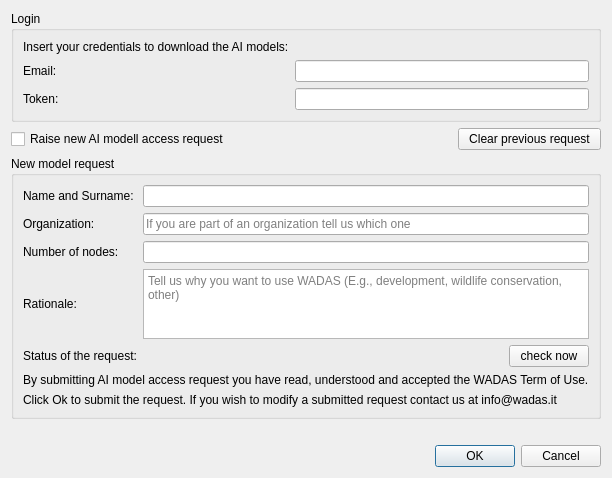
wadas-project/WADAS, file wadas/ui/qt/access_request.ui: the form before one commit.
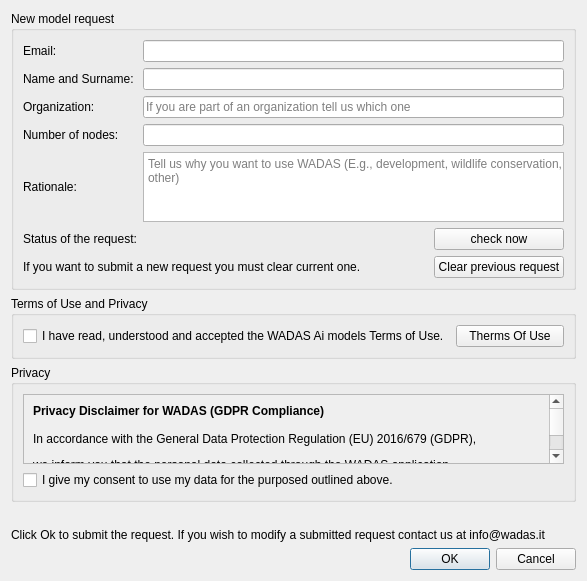
The form after the commit.

Commit message: introduced GDPR, list of models to download

Patch:
```diff
--- a/wadas/ui/qt/access_request.ui
+++ b/wadas/ui/qt/access_request.ui
@@ -6,71 +6,45 @@
    <rect>
     <x>0</x>
     <y>0</y>
-    <width>595</width>
-    <height>462</height>
+    <width>587</width>
+    <height>546</height>
    </rect>
   </property>
   <property name="windowTitle">
    <string>Ai models access request</string>
   </property>
   <layout class="QGridLayout" name="gridLayout">
-   <item row="7" column="0" colspan="4">
-    <widget class="QDialogButtonBox" name="buttonBox">
-     <property name="orientation">
-      <enum>Qt::Orientation::Horizontal</enum>
-     </property>
-     <property name="standardButtons">
-      <set>QDialogButtonBox::StandardButton::Cancel|QDialogButtonBox::StandardButton::Ok</set>
+   <item row="7" column="0" colspan="3">
+    <widget class="QLabel" name="label_error">
+     <property name="text">
+      <string/>
      </property>
     </widget>
    </item>
-   <item row="0" column="0" colspan="4">
-    <widget class="QGroupBox" name="groupBox_login">
-     <property name="sizePolicy">
-      <sizepolicy hsizetype="Preferred" vsizetype="Preferred">
-       <horstretch>0</horstretch>
-       <verstretch>0</verstretch>
-      </sizepolicy>
-     </property>
+   <item row="5" column="0" colspan="3">
+    <widget class="QGroupBox" name="groupBox">
      <property name="title">
-      <string>Login</string>
+      <string>Terms of Use and Privacy</string>
      </property>
      <layout class="QGridLayout" name="gridLayout_2">
-      <item row="1" column="0">
-       <widget class="QLabel" name="label_2">
-        <property name="text">
-         <string>Email:</string>
-        </property>
-       </widget>
-      </item>
-      <item row="2" column="0">
-       <widget class="QLabel" name="label_3">
-        <property name="text">
-         <string>Token:</string>
-        </property>
-       </widget>
-      </item>
       <item row="0" column="0">
-       <widget class="QLabel" name="label">
+       <widget class="QCheckBox" name="checkBox_terms_of_use">
         <property name="text">
-         <string>Insert your credentials to download the AI models:</string>
+         <string>I have read, understood and accepted the WADAS Ai models Terms of Use.</string>
         </property>
        </widget>
       </item>
-      <item row="2" column="1">
-       <widget class="QLineEdit" name="lineEdit_token">
-        <property name="echoMode">
-         <enum>QLineEdit::EchoMode::Password</enum>
+      <item row="0" column="1">
+       <widget class="QPushButton" name="pushButton_terms_of_use">
+        <property name="text">
+         <string>Therms Of Use</string>
         </property>
        </widget>
       </item>
-      <item row="1" column="1">
-       <widget class="QLineEdit" name="lineEdit_email"/>
-      </item>
      </layout>
     </widget>
    </item>
-   <item row="5" column="0" colspan="4">
+   <item row="3" column="0" colspan="3">
     <widget class="QGroupBox" name="groupBox_new_request">
      <property name="sizePolicy">
       <sizepolicy hsizetype="Preferred" vsizetype="Preferred">
@@ -82,89 +56,71 @@
       <string>New model request</string>
      </property>
      <layout class="QGridLayout" name="gridLayout_3">
-      <item row="5" column="0">
-       <widget class="QLabel" name="label_status_title">
-        <property name="text">
-         <string>Status of the request:</string>
-        </property>
-        <property name="alignment">
-         <set>Qt::AlignmentFlag::AlignLeading|Qt::AlignmentFlag::AlignLeft|Qt::AlignmentFlag::AlignVCenter</set>
-        </property>
-       </widget>
+      <item row="4" column="1" colspan="2">
+       <widget class="QLineEdit" name="lineEdit_node_num"/>
       </item>
-      <item row="5" column="2">
-       <widget class="QPushButton" name="pushButton_check_request">
-        <property name="sizePolicy">
-         <sizepolicy hsizetype="Fixed" vsizetype="Fixed">
-          <horstretch>0</horstretch>
-          <verstretch>0</verstretch>
-         </sizepolicy>
-        </property>
-        <property name="text">
-         <string>check now</string>
-        </property>
-       </widget>
-      </item>
-      <item row="2" column="0">
+      <item row="4" column="0">
        <widget class="QLabel" name="label_6">
         <property name="text">
          <string>Number of nodes:</string>
         </property>
        </widget>
       </item>
-      <item row="1" column="1" colspan="2">
+      <item row="7" column="2">
+       <widget class="QPushButton" name="pushButton_check_request">
+        <property name="sizePolicy">
+         <sizepolicy hsizetype="Preferred" vsizetype="Fixed">
+          <horstretch>0</horstretch>
+          <verstretch>0</verstretch>
+         </sizepolicy>
+        </property>
+        <property name="text">
+         <string>check now</string>
+        </property>
+       </widget>
+      </item>
+      <item row="3" column="1" colspan="2">
        <widget class="QLineEdit" name="lineEdit_organization">
         <property name="placeholderText">
          <string>If you are part of an organization tell us which one</string>
         </property>
        </widget>
       </item>
-      <item row="3" column="0">
-       <widget class="QLabel" name="label_7">
-        <property name="text">
-         <string>Rationale:</string>
-        </property>
-       </widget>
-      </item>
-      <item row="3" column="1" colspan="2">
-       <widget class="QPlainTextEdit" name="plainTextEdit_rationale">
-        <property name="placeholderText">
-         <string>Tell us why you want to use WADAS (E.g., development, wildlife conservation, other)</string>
-        </property>
-       </widget>
-      </item>
       <item row="2" column="1" colspan="2">
-       <widget class="QLineEdit" name="lineEdit_node_num"/>
-      </item>
-      <item row="0" column="1" colspan="2">
        <widget class="QLineEdit" name="lineEdit_name_surname">
         <property name="placeholderText">
          <string/>
         </property>
        </widget>
       </item>
-      <item row="7" column="0" colspan="3">
-       <widget class="QLabel" name="label_9">
-        <property name="text">
-         <string>By submitting AI model access request you have read, understood and accepted the WADAS Term of Use.</string>
-        </property>
-       </widget>
-      </item>
-      <item row="1" column="0">
+      <item row="3" column="0">
        <widget class="QLabel" name="label_5">
         <property name="text">
          <string>Organization:</string>
         </property>
        </widget>
       </item>
-      <item row="0" column="0">
-       <widget class="QLabel" name="label_4">
+      <item row="5" column="1" colspan="2">
+       <widget class="QPlainTextEdit" name="plainTextEdit_rationale">
+        <property name="placeholderText">
+         <string>Tell us why you want to use WADAS (E.g., development, wildlife conservation, other)</string>
+        </property>
+       </widget>
+      </item>
+      <item row="0" column="1" colspan="2">
+       <widget class="QLineEdit" name="lineEdit_email"/>
+      </item>
+      <item row="7" column="0">
+       <widget class="QLabel" name="label_status_title">
         <property name="text">
-         <string>Name and Surname:</string>
+         <string>Status of the request:</string>
+        </property>
+        <property name="alignment">
+         <set>Qt::AlignmentFlag::AlignLeading|Qt::AlignmentFlag::AlignLeft|Qt::AlignmentFlag::AlignVCenter</set>
         </property>
        </widget>
       </item>
-      <item row="5" column="1">
+      <item row="7" column="1">
        <widget class="QLabel" name="label_request_status">
         <property name="sizePolicy">
          <sizepolicy hsizetype="MinimumExpanding" vsizetype="Preferred">
@@ -177,35 +133,101 @@
         </property>
        </widget>
       </item>
-      <item row="8" column="0" colspan="3">
-       <widget class="QLabel" name="label_8">
+      <item row="0" column="0">
+       <widget class="QLabel" name="label_2">
         <property name="text">
-         <string>Click Ok to submit the request. If you wish to modify a submitted request contact us at info@wadas.it</string>
+         <string>Email:</string>
         </property>
        </widget>
       </item>
+      <item row="2" column="0">
+       <widget class="QLabel" name="label_4">
+        <property name="text">
+         <string>Name and Surname:</string>
+        </property>
+       </widget>
+      </item>
+      <item row="5" column="0">
+       <widget class="QLabel" name="label_7">
+        <property name="text">
+         <string>Rationale:</string>
+        </property>
+       </widget>
+      </item>
+      <item row="9" column="2">
+       <widget class="QPushButton" name="pushButton_clear_request">
+        <property name="text">
+         <string>Clear previous request</string>
+        </property>
+       </widget>
+      </item>
+      <item row="9" column="0" colspan="2">
+       <widget class="QLabel" name="label_clear_request">
+        <property name="text">
+         <string>If you want to submit a new request you must clear current one.</string>
+        </property>
+       </widget>
+      </item>
      </layout>
     </widget>
    </item>
-   <item row="1" column="0" colspan="3">
-    <widget class="QCheckBox" name="checkBox_new_request">
-     <property name="text">
-      <string>Raise new AI modell access request</string>
+   <item row="9" column="0" colspan="3">
+    <widget class="QDialogButtonBox" name="buttonBox">
+     <property name="orientation">
+      <enum>Qt::Orientation::Horizontal</enum>
      </property>
+     <property name="standardButtons">
+      <set>QDialogButtonBox::StandardButton::Cancel|QDialogButtonBox::StandardButton::Ok</set>
+     </property>
     </widget>
    </item>
-   <item row="1" column="3">
-    <widget class="QPushButton" name="pushButton_clear_request">
+   <item row="8" column="0" colspan="3">
+    <widget class="QLabel" name="label_8">
      <property name="text">
-      <string>Clear previous request</string>
+      <string>Click Ok to submit the request. If you wish to modify a submitted request contact us at info@wadas.it</string>
      </property>
     </widget>
    </item>
-   <item row="6" column="0" colspan="4">
-    <widget class="QLabel" name="label_error">
-     <property name="text">
-      <string/>
+   <item row="6" column="0" colspan="3">
+    <widget class="QGroupBox" name="groupBox_gdpr">
+     <property name="title">
+      <string>Privacy</string>
      </property>
+     <layout class="QGridLayout" name="gridLayout_4">
+      <item row="1" column="0">
+       <widget class="QCheckBox" name="checkBox_gdpr">
+        <property name="text">
+         <string>I give my consent to use my data for the purposed outlined above.</string>
+        </property>
+       </widget>
+      </item>
+      <item row="0" column="0">
+       <widget class="QScrollArea" name="scrollArea">
+        <property name="widgetResizable">
+         <bool>true</bool>
+        </property>
+        <widget class="QWidget" name="scrollAreaWidgetContents">
+         <property name="geometry">
+          <rect>
+           <x>0</x>
+           <y>0</y>
+           <width>535</width>
+           <height>298</height>
+          </rect>
+         </property>
+         <layout class="QVBoxLayout" name="verticalLayout">
+          <item>
+           <widget class="QLabel" name="label">
+            <property name="text">
+             <string>&lt;html&gt;&lt;head/&gt;&lt;body&gt;&lt;p&gt;&lt;span style=&quot; font-weight:700;&quot;&gt;Privacy Disclaimer for WADAS (GDPR Compliance)&lt;/span&gt;&lt;br/&gt;&lt;br/&gt;In accordance with the General Data Protection Regulation (EU) 2016/679 (GDPR), &lt;/p&gt;&lt;p&gt;we inform you that the personal data collected through the WADAS application — &lt;/p&gt;&lt;p&gt;specifically &lt;span style=&quot; font-weight:700;&quot;&gt;Name&lt;/span&gt;, &lt;span style=&quot; font-weight:700;&quot;&gt;Surname&lt;/span&gt;, &lt;span style=&quot; font-weight:700;&quot;&gt;Email Address&lt;/span&gt;, and &lt;span style=&quot; font-weight:700;&quot;&gt;Organization&lt;/span&gt; — are collected and&lt;/p&gt;&lt;p&gt;processed solely for the purpose of &lt;span style=&quot; font-style:italic;&quot;&gt;identifying and contacting users of the application&lt;/span&gt;.&lt;br/&gt;&lt;br/&gt;Your data will &lt;span style=&quot; font-weight:700;&quot;&gt;not be shared with third parties&lt;/span&gt; under any circumstances and will be&lt;/p&gt;&lt;p&gt;treated with the utmost care and confidentiality.&lt;br/&gt;&lt;br/&gt;By providing your information, you consent to its use for the purposes outlined above.&lt;/p&gt;&lt;p&gt;You have the right to access, rectify, or request the deletion of your data at any time by&lt;/p&gt;&lt;p&gt;contacting the WADAS team at info@wadas.it. &lt;/p&gt;&lt;/body&gt;&lt;/html&gt;</string>
+            </property>
+           </widget>
+          </item>
+         </layout>
+        </widget>
+       </widget>
+      </item>
+     </layout>
     </widget>
    </item>
   </layout>
```
Left out of the diff: 4 changed lines with no effect on the pictures. The commit also changes 12 other files.
